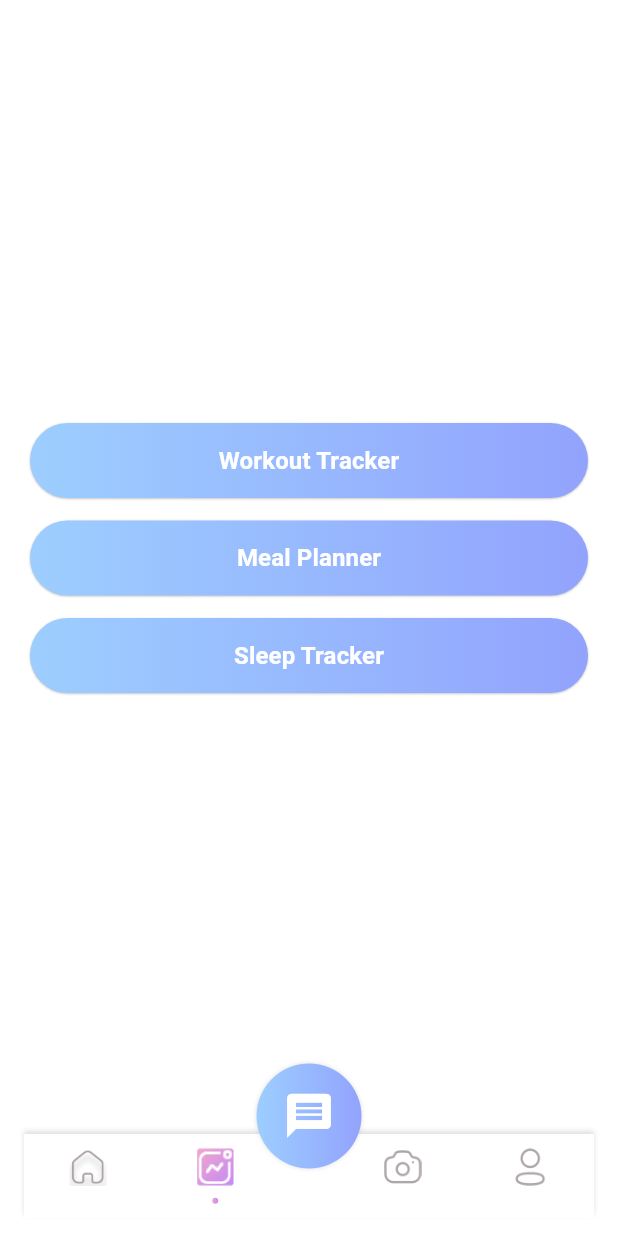
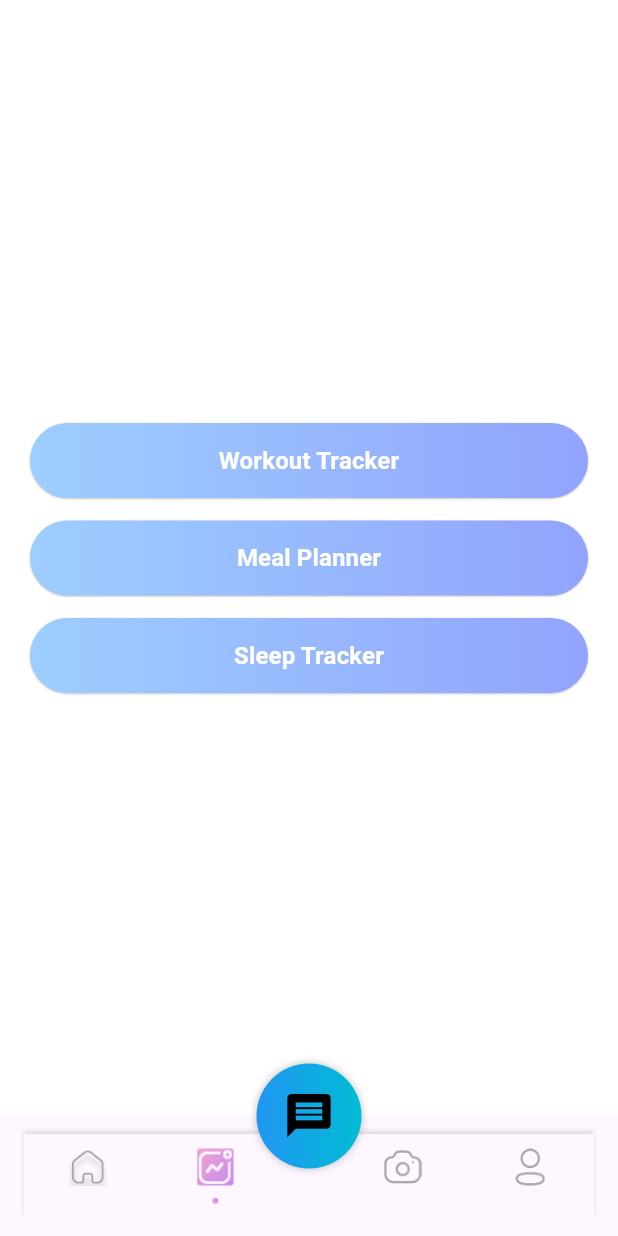
Before and after one commit to Vuonggba1403/smart_fitness_assistant, a Flutter app: the screen it shows after launch, item 2 of the bottom bar chosen, on a phone screen of 412 x 824 dp. Run offline on Flutter 3.47's test engine with Material 3 defaults, Android fonts, the phone set to English and light mode, and no system bars; our stand-ins replace animated_toggle_switch, bloc, carousel_slider, delightful_toast, fl_chart, flutter_bloc and 4 more; missing offline and left inert: dotted_dashed_line, simple_animation_progress_bar; key blocks and very long unbroken strings in the code were emptied for the run.

Commit message:
fix darkmode maintab

```diff
--- a/lib/core/theme/ui/app_theme.dart
+++ b/lib/core/theme/ui/app_theme.dart
@@ -9,11 +9,6 @@ class AppTheme {
       foregroundColor: Colors.black,
       elevation: 0,
     ),
-    colorScheme: const ColorScheme.light(
-      primary: Colors.blue,
-      secondary: Colors.deepPurple,
-    ),
-    textTheme: const TextTheme(bodyMedium: TextStyle(color: Colors.black)),
   );
 
   static final darkTheme = ThemeData(
@@ -24,10 +19,5 @@ class AppTheme {
       foregroundColor: Colors.white,
       elevation: 0,
     ),
-    colorScheme: const ColorScheme.dark(
-      primary: Colors.blue,
-      secondary: Colors.deepPurple,
-    ),
-    textTheme: const TextTheme(bodyMedium: TextStyle(color: Colors.white)),
   );
 }
--- a/lib/views/auth/main_tab/ui/main_tab_view.dart
+++ b/lib/views/auth/main_tab/ui/main_tab_view.dart
@@ -1,12 +1,11 @@
 import 'package:flutter/material.dart';
 import 'package:flutter_bloc/flutter_bloc.dart';
 import 'package:smart_fitness_assistant/core/widgets/tab_button.dart';
-import 'package:smart_fitness_assistant/core/functions/colo_extension.dart';
 import 'package:smart_fitness_assistant/views/auth/main_tab/logic/cubit/main_tab_cubit.dart';
-import 'package:smart_fitness_assistant/views/auth/main_tab/ui/select_view.dart';
 import '../../../home/ui/home_view.dart';
 import '../../../photo_progress/ui/photo_progress_view.dart';
 import '../../../profile/ui/profile_view.dart';
+import '../ui/select_view.dart';
 
 class MainTabView extends StatelessWidget {
   const MainTabView({super.key});
@@ -19,18 +18,26 @@ class MainTabView extends StatelessWidget {
       const PhotoProgressView(),
       const ProfileView(),
     ];
+
     return BlocProvider(
       create: (_) => MainTabCubit(),
-
       child: BlocBuilder<MainTabCubit, MainTabState>(
         builder: (context, state) {
           final cubit = context.watch<MainTabCubit>();
+
+          // 🟢 Lấy theme hiện tại
+          final theme = Theme.of(context);
+          final isDark = theme.brightness == Brightness.dark;
+
           return Scaffold(
-            backgroundColor: TColor.white,
+            // 🟢 Dùng màu theo theme
+            backgroundColor: theme.scaffoldBackgroundColor,
+
             body: PageStorage(
               bucket: PageStorageBucket(),
               child: pages[cubit.currentIndex],
             ),
+
             floatingActionButtonLocation:
                 FloatingActionButtonLocation.centerDocked,
             floatingActionButton: SizedBox(
@@ -40,26 +47,39 @@ class MainTabView extends StatelessWidget {
                 onTap: () {},
                 child: Container(
                   decoration: BoxDecoration(
-                    gradient: LinearGradient(colors: TColor.primaryG),
+                    gradient: LinearGradient(
+                      colors: isDark
+                          ? [Colors.deepPurple, Colors.indigo]
+                          : [Colors.blue, Colors.cyan],
+                    ),
                     borderRadius: BorderRadius.circular(35),
                     boxShadow: const [
-                      BoxShadow(color: Colors.black12, blurRadius: 2),
+                      BoxShadow(color: Colors.black26, blurRadius: 4),
                     ],
                   ),
-                  child: Icon(Icons.message, color: TColor.white, size: 35),
+                  child: Icon(
+                    Icons.message,
+                    color: isDark ? Colors.white : Colors.black,
+                    size: 35,
+                  ),
                 ),
               ),
             ),
+
+            // 🟢 Bottom bar đổi màu theo theme
             bottomNavigationBar: BottomAppBar(
+              color: theme.bottomAppBarTheme.color ?? theme.cardColor,
               child: Container(
                 height: kToolbarHeight,
                 decoration: BoxDecoration(
-                  color: TColor.white,
-                  boxShadow: const [
+                  color: theme.cardColor,
+                  boxShadow: [
                     BoxShadow(
-                      color: Colors.black12,
+                      color: isDark
+                          ? Colors.white10
+                          : Colors.black12, // khác giữa 2 theme
                       blurRadius: 2,
-                      offset: Offset(0, -2),
+                      offset: const Offset(0, -2),
                     ),
                   ],
                 ),
```
